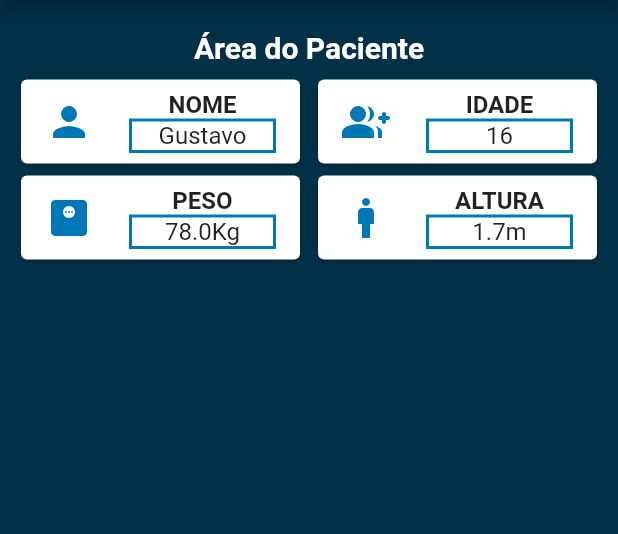
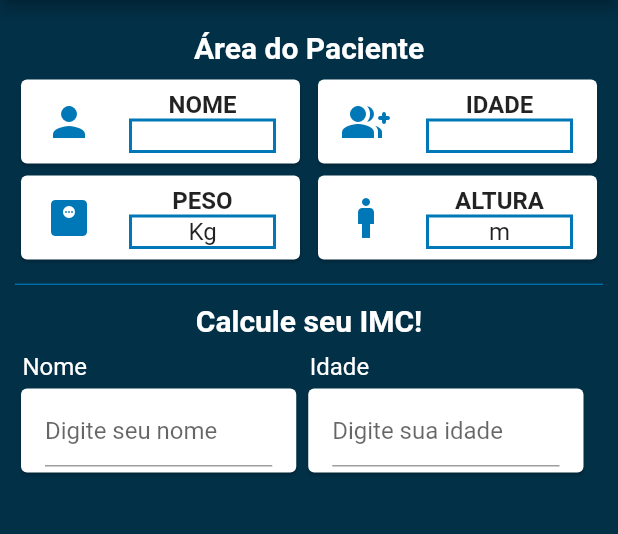
Before and after one commit to Gustavo-daCosta/Calculadora-IMC, a Flutter app: the screen it shows after launch, on a phone screen of 412 x 824 dp, the part 84-618 px from its top. Run offline on Flutter 3.47's test engine with Material 2 defaults, Android fonts, the phone set to English and light mode, and no system bars.

Commit message:
Modificações adicionadas

```diff
--- /dev/null
+++ b/lib/global/globals.dart
@@ -0,0 +1,13 @@
+library calculadora_imc.globals;
+
+import 'package:flutter/material.dart';
+
+String name = "Gustavo";
+int idade = 16;
+double peso = 78;
+double altura = 1.70;
+
+TextEditingController nameController = TextEditingController();
+TextEditingController ageController = TextEditingController();
+TextEditingController weightController = TextEditingController();
+TextEditingController heightController = TextEditingController();
--- a/lib/main.dart
+++ b/lib/main.dart
@@ -13,7 +13,7 @@ class IMCCalculatorApp extends StatelessWidget {
       title: "Calculadora de IMC",
       theme: themeData(),
       debugShowCheckedModeBanner: false,
-      home: HomePage(),
+      home: const HomePage(),
     );
   }
 }
--- a/lib/pages/home_page.dart
+++ b/lib/pages/home_page.dart
@@ -1,11 +1,11 @@
 import 'package:calculadora_imc/themes/colors_pallete.dart';
+import 'package:calculadora_imc/widgets/compact_input_area.dart';
 import 'package:calculadora_imc/widgets/patient_area.dart';
+import 'package:calculadora_imc/global/globals.dart' as globals;
 import 'package:flutter/material.dart';
 
 class HomePage extends StatelessWidget {
-  List<bool> buttonsState = [false, false];
-
-  // const HomePage({super.key});
+  const HomePage({super.key});
 
   @override
   Widget build(BuildContext context) {
@@ -26,13 +26,44 @@ class HomePage extends StatelessWidget {
             // ),
 
             Column(
-              children: const <Widget>[
-                PatientArea(
+              children: <Widget>[
+                const PatientArea(
                   name: "Gustavo",
                   age: 16,
                   weight: 78,
                   height: 1.70,
                 ),
+                const Divider(
+                  color: ColorsPallete.lightBlueColor,
+                  height: 25,
+                  thickness: 0.8,
+                ),
+                const Text(
+                  "Calcule seu IMC!",
+                  style: TextStyle(
+                    fontSize: 20,
+                    fontWeight: FontWeight.bold,
+                    color: Colors.white
+                  ),
+                ),
+                Row(
+                  children: <Widget>[
+                    CompactInputArea(
+                      label: "Nome",
+                      hintText: "Digite seu nome",
+                      controller: globals.nameController,
+                      inputType: TextInputType.name,
+                    ),
+                    CompactInputArea(
+                      label: "Idade",
+                      hintText: "Digite sua idade",
+                      controller: globals.ageController,
+                      inputType: const TextInputType.numberWithOptions(decimal: true),
+                    ),
+                  ],
+                ),
+                // WeightInputArea(),
+                // HeightInputArea(),
               ],
             )
           ],
--- /dev/null
+++ b/lib/widgets/compact_input_area.dart
@@ -0,0 +1,70 @@
+import 'package:flutter/material.dart';
+import 'package:calculadora_imc/global/globals.dart' as globals;
+
+class CompactInputArea extends StatefulWidget {
+  final String label;
+  final String hintText;
+  final TextInputType inputType;
+  final TextEditingController controller;
+
+  const CompactInputArea({
+    super.key,
+    required this.label,
+    required this.hintText,
+    required this.controller,
+    this.inputType = TextInputType.text,
+  });
+
+  @override
+  State<CompactInputArea> createState() => _CompactInputAreaState();
+}
+
+class _CompactInputAreaState extends State<CompactInputArea> {
+  @override
+  Widget build(BuildContext context) {
+    return SizedBox(
+      height: 95,
+      child: Column(
+        crossAxisAlignment: CrossAxisAlignment.start,
+        children: [
+          Padding(
+            padding: const EdgeInsets.only(left: 5, top: 10),
+            child: Text(
+              widget.label,
+              style: const TextStyle(
+                color: Colors.white,
+                fontSize: 16,
+              ),
+            ),
+          ),
+          Expanded(
+            child: Center(
+              child: Card(
+                child: SizedBox(
+                  width: (MediaQuery.of(context).size.width - 45) / 2,
+                  child: ListTile(
+                    title: SizedBox(
+                      child: TextField(
+                        textCapitalization: TextCapitalization.characters,
+                        decoration: InputDecoration(
+                          hintText: widget.hintText,
+                        ),
+                        keyboardType: widget.inputType,
+                        controller: globals.nameController,
+                        onSubmitted: (value) {
+                          setState(() {
+                            debugPrint("clicado");
+                          });
+                        },
+                      ),
+                    ),
+                  ),
+                ),
+              ),
+            ),
+          ),
+        ],
+      ),
+    );
+  }
+}
--- a/lib/widgets/patient_area.dart
+++ b/lib/widgets/patient_area.dart
@@ -1,4 +1,5 @@
 import 'package:calculadora_imc/themes/colors_pallete.dart';
+import 'package:calculadora_imc/global/globals.dart' as globals;
 import 'package:flutter/material.dart';
 
 class PatientArea extends StatefulWidget {
@@ -33,6 +34,7 @@ class _PatientAreaState extends State<PatientArea> {
               color: Colors.white,
               fontSize: 20,
               fontWeight: FontWeight.bold,
+              overflow: TextOverflow.fade,
             ),
           ),
           const SizedBox(height: 6),
@@ -43,13 +45,13 @@ class _PatientAreaState extends State<PatientArea> {
                 context,
                 title: "NOME",
                 icon: Icons.person,
-                measure: widget.name,
+                measure: globals.nameController.text,
               ),
               infoCard(
                 context,
                 title: "IDADE",
                 icon: Icons.group_add_rounded,
-                measure: widget.age.toString(),
+                measure: globals.ageController.text,
               ),
             ],
           ),
@@ -60,13 +62,13 @@ class _PatientAreaState extends State<PatientArea> {
                 context,
                 title: "PESO",
                 icon: Icons.monitor_weight_rounded,
-                measure: "${widget.weight}Kg",
+                measure: "${globals.weightController.text}Kg",
               ),
               infoCard(
                 context,
                 title: "ALTURA",
                 icon: Icons.man,
-                measure: "${(widget.height)}m",
+                measure: "${(globals.heightController.text)}m",
               ),
             ],
           )
```
